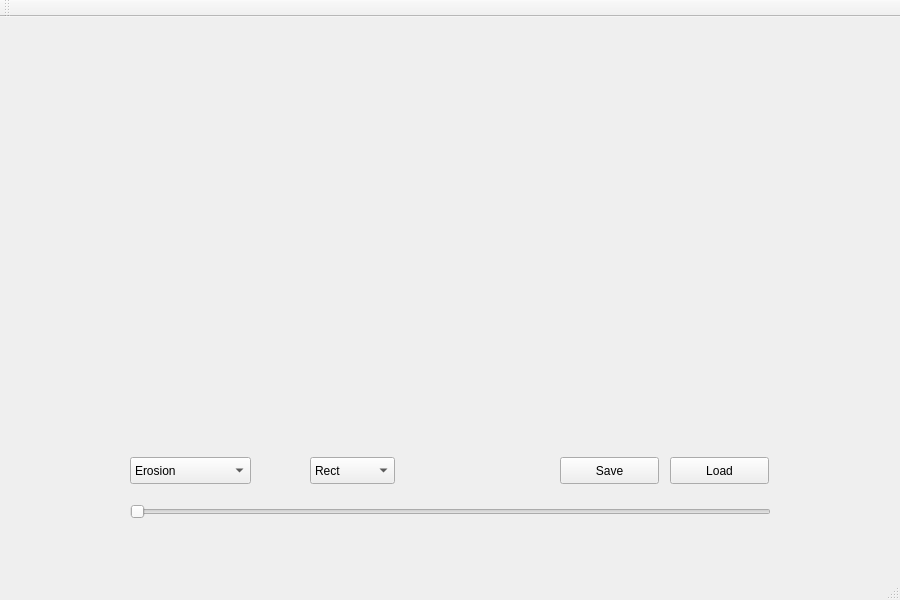
The window that Trabalho OpenCV/test1/mainwindow.ui (gipmon/computacaovisual) describes before a commit, drawn with Qt 5.
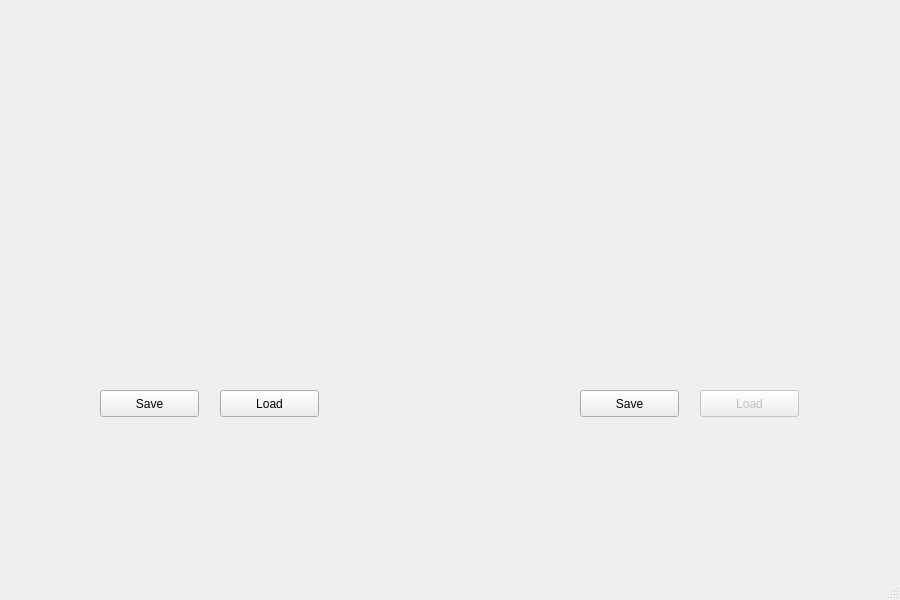
The same window after the commit.

```diff
--- a/Trabalho OpenCV/test1/mainwindow.ui
+++ b/Trabalho OpenCV/test1/mainwindow.ui
@@ -46,100 +46,11 @@
      <bool>true</bool>
     </property>
    </widget>
-   <widget class="QSlider" name="horizontalSlider">
-    <property name="geometry">
-     <rect>
-      <x>130</x>
-      <y>480</y>
-      <width>641</width>
-      <height>29</height>
-     </rect>
-    </property>
-    <property name="maximum">
-     <number>40</number>
-    </property>
-    <property name="singleStep">
-     <number>1</number>
-    </property>
-    <property name="orientation">
-     <enum>Qt::Horizontal</enum>
-    </property>
-   </widget>
-   <widget class="QComboBox" name="comboBox">
-    <property name="geometry">
-     <rect>
-      <x>130</x>
-      <y>440</y>
-      <width>121</width>
-      <height>27</height>
-     </rect>
-    </property>
-    <item>
-     <property name="text">
-      <string>Erosion</string>
-     </property>
-    </item>
-    <item>
-     <property name="text">
-      <string>Dilation</string>
-     </property>
-    </item>
-    <item>
-     <property name="text">
-      <string>Opening</string>
-     </property>
-    </item>
-    <item>
-     <property name="text">
-      <string>Closing</string>
-     </property>
-    </item>
-    <item>
-     <property name="text">
-      <string>Gradient</string>
-     </property>
-    </item>
-    <item>
-     <property name="text">
-      <string>Top Hat</string>
-     </property>
-    </item>
-    <item>
-     <property name="text">
-      <string>Black Hat</string>
-     </property>
-    </item>
-   </widget>
-   <widget class="QComboBox" name="comboBox_2">
-    <property name="geometry">
-     <rect>
-      <x>310</x>
-      <y>440</y>
-      <width>85</width>
-      <height>27</height>
-     </rect>
-    </property>
-    <item>
-     <property name="text">
-      <string>Rect</string>
-     </property>
-    </item>
-    <item>
-     <property name="text">
-      <string>Cross</string>
-     </property>
-    </item>
-    <item>
-     <property name="text">
-      <string>Ellipse</string>
-     </property>
-    </item>
-   </widget>
    <widget class="QPushButton" name="pushButton">
     <property name="geometry">
      <rect>
-      <x>560</x>
-      <y>440</y>
+      <x>580</x>
+      <y>390</y>
       <width>99</width>
       <height>27</height>
      </rect>
@@ -149,10 +60,42 @@
     </property>
    </widget>
    <widget class="QPushButton" name="pushButton_2">
+    <property name="enabled">
+     <bool>false</bool>
+    </property>
     <property name="geometry">
      <rect>
-      <x>670</x>
-      <y>440</y>
+      <x>700</x>
+      <y>390</y>
+      <width>99</width>
+      <height>27</height>
+     </rect>
+    </property>
+    <property name="text">
+     <string>Load</string>
+    </property>
+   </widget>
+   <widget class="QPushButton" name="pushButton_3">
+    <property name="geometry">
+     <rect>
+      <x>100</x>
+      <y>390</y>
+      <width>99</width>
+      <height>27</height>
+     </rect>
+    </property>
+    <property name="text">
+     <string>Save</string>
+    </property>
+   </widget>
+   <widget class="QPushButton" name="pushButton_4">
+    <property name="enabled">
+     <bool>true</bool>
+    </property>
+    <property name="geometry">
+     <rect>
+      <x>220</x>
+      <y>390</y>
       <width>99</width>
       <height>27</height>
      </rect>
@@ -172,14 +115,6 @@
     </rect>
    </property>
   </widget>
-  <widget class="QToolBar" name="mainToolBar">
-   <attribute name="toolBarArea">
-    <enum>TopToolBarArea</enum>
-   </attribute>
-   <attribute name="toolBarBreak">
-    <bool>false</bool>
-   </attribute>
-  </widget>
   <widget class="QStatusBar" name="statusBar"/>
  </widget>
  <layoutdefault spacing="6" margin="11"/>
```
Left out of the diff: 2 changed lines with no effect on the pictures.
